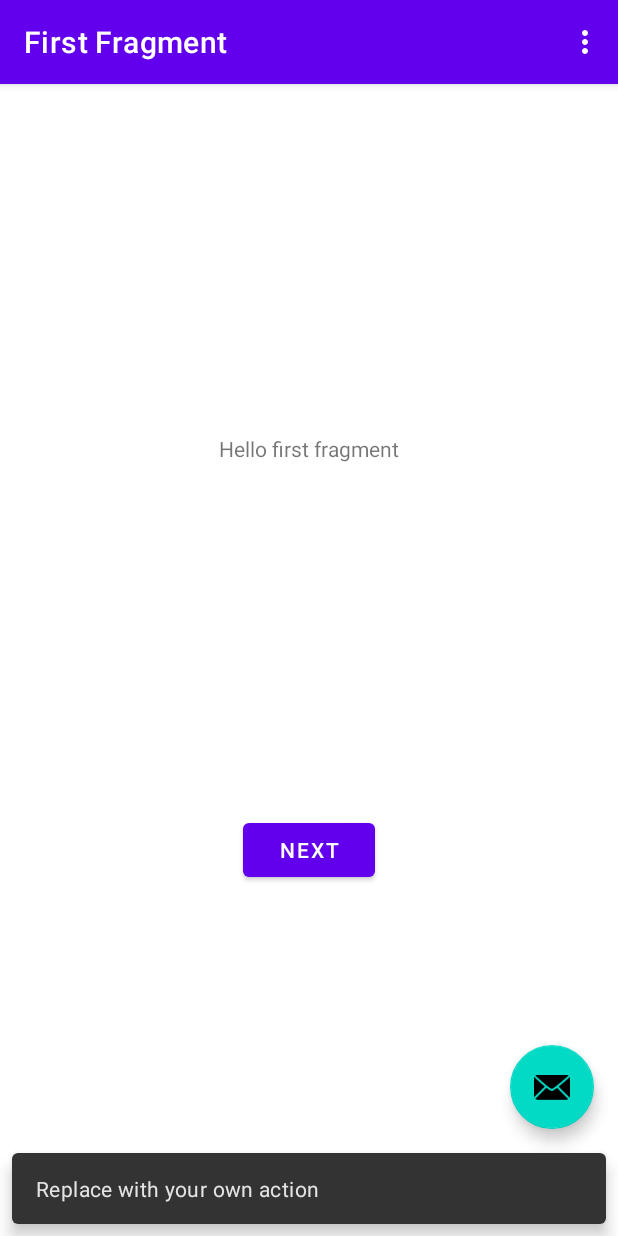
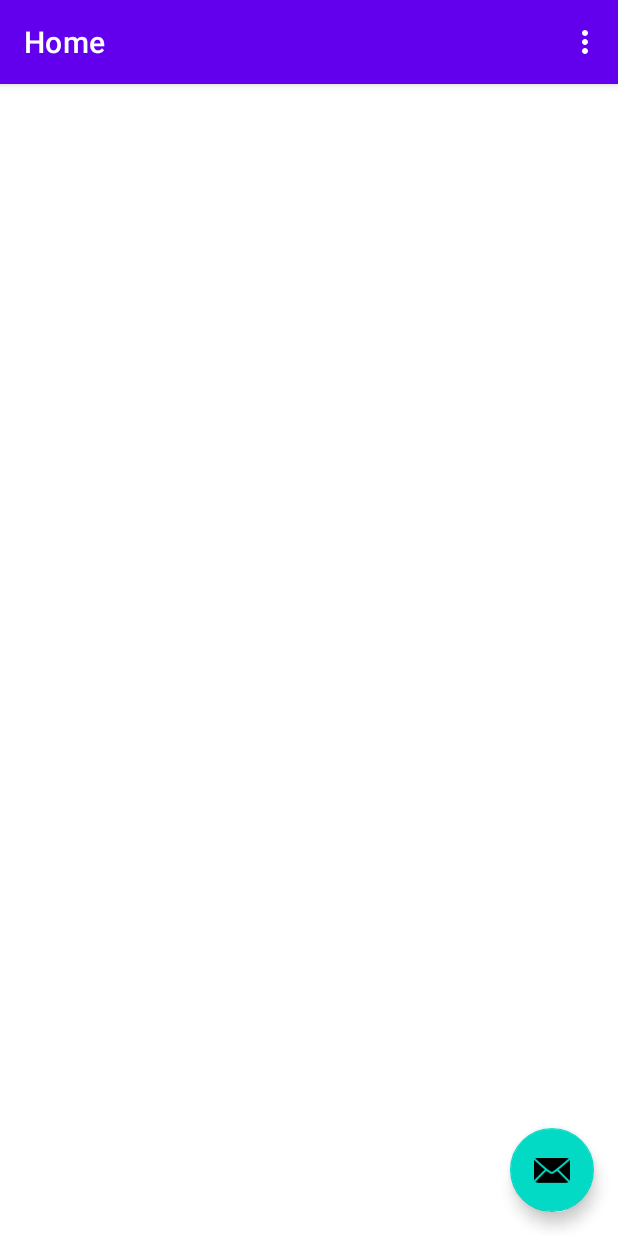
Before and after one commit to SanikaVanjari/NoteApp, an Android app: the screen it shows after launch (MainActivity), after a tap on an icon or button, on a phone screen of 412 x 824 dp. Run offline under Robolectric (Android 15) with nearby library versions, the phone set to English and light mode, and no system bars; our stand-ins replace navigation-ui.

Commit message:
Home screen UI updated

```diff
--- a/app/src/main/java/com/practice/noteapp/FirstFragment.kt
+++ b/app/src/main/java/com/practice/noteapp/HomeFragment.kt
@@ -1,19 +1,20 @@
 package com.practice.noteapp
 
 import android.os.Bundle
-import androidx.fragment.app.Fragment
 import android.view.LayoutInflater
 import android.view.View
 import android.view.ViewGroup
+import androidx.fragment.app.Fragment
 import androidx.navigation.fragment.findNavController
-import com.practice.noteapp.databinding.FragmentFirstBinding
+import com.google.android.material.snackbar.Snackbar
+import com.practice.noteapp.databinding.FragmentHomeBinding
 
 /**
- * A simple [Fragment] subclass as the default destination in the navigation.
+ * Main Screen where all the details would be displayed when filled.
  */
-class FirstFragment : Fragment() {
+class HomeFragment : Fragment() {
 
-    private var _binding: FragmentFirstBinding? = null
+    private var _binding: FragmentHomeBinding? = null
 
     // This property is only valid between onCreateView and
     // onDestroyView.
@@ -24,7 +25,7 @@ class FirstFragment : Fragment() {
         savedInstanceState: Bundle?
     ): View? {
 
-        _binding = FragmentFirstBinding.inflate(inflater, container, false)
+        _binding = FragmentHomeBinding.inflate(inflater, container, false)
         return binding.root
 
     }
@@ -32,8 +33,10 @@ class FirstFragment : Fragment() {
     override fun onViewCreated(view: View, savedInstanceState: Bundle?) {
         super.onViewCreated(view, savedInstanceState)
 
-        binding.buttonFirst.setOnClickListener {
-            findNavController().navigate(R.id.action_FirstFragment_to_SecondFragment)
+        binding.fab.setOnClickListener { _ ->
+//            Snackbar.make(view, "Replace with your own action", Snackbar.LENGTH_LONG)
+//                .setAction("Action", null).show()
+//            findNavController().navigate(R.id.action_FirstFragment_to_SecondFragment)
         }
     }
 
--- a/app/src/main/java/com/practice/noteapp/MainActivity.kt
+++ b/app/src/main/java/com/practice/noteapp/MainActivity.kt
@@ -28,10 +28,6 @@ class MainActivity : AppCompatActivity() {
         appBarConfiguration = AppBarConfiguration(navController.graph)
         setupActionBarWithNavController(navController, appBarConfiguration)
 
-        binding.fab.setOnClickListener { view ->
-            Snackbar.make(view, "Replace with your own action", Snackbar.LENGTH_LONG)
-                .setAction("Action", null).show()
-        }
     }
 
     override fun onCreateOptionsMenu(menu: Menu): Boolean {
--- a/app/src/main/java/com/practice/noteapp/SecondFragment.kt
+++ b/app/src/main/java/com/practice/noteapp/SecondFragment.kt
@@ -32,9 +32,6 @@ class SecondFragment : Fragment() {
     override fun onViewCreated(view: View, savedInstanceState: Bundle?) {
         super.onViewCreated(view, savedInstanceState)
 
-        binding.buttonSecond.setOnClickListener {
-            findNavController().navigate(R.id.action_SecondFragment_to_FirstFragment)
-        }
     }
 
     override fun onDestroyView() {
--- a/app/src/main/res/layout/activity_main.xml
+++ b/app/src/main/res/layout/activity_main.xml
@@ -22,12 +22,4 @@
 
     <include layout="@layout/content_main" />
 
-    <com.google.android.material.floatingactionbutton.FloatingActionButton
-        android:id="@+id/fab"
-        android:layout_width="wrap_content"
-        android:layout_height="wrap_content"
-        android:layout_gravity="bottom|end"
-        android:layout_margin="@dimen/fab_margin"
-        app:srcCompat="@android:drawable/ic_dialog_email" />
-
 </androidx.coordinatorlayout.widget.CoordinatorLayout>
--- a/app/src/main/res/layout/fragment_first.xml
+++ /dev/null
@@ -1,28 +0,0 @@
-<?xml version="1.0" encoding="utf-8"?>
-<androidx.constraintlayout.widget.ConstraintLayout xmlns:android="http://schemas.android.com/apk/res/android"
-    xmlns:app="http://schemas.android.com/apk/res-auto"
-    xmlns:tools="http://schemas.android.com/tools"
-    android:layout_width="match_parent"
-    android:layout_height="match_parent"
-    tools:context=".FirstFragment">
-
-    <TextView
-        android:id="@+id/textview_first"
-        android:layout_width="wrap_content"
-        android:layout_height="wrap_content"
-        android:text="@string/hello_first_fragment"
-        app:layout_constraintBottom_toTopOf="@id/button_first"
-        app:layout_constraintEnd_toEndOf="parent"
-        app:layout_constraintStart_toStartOf="parent"
-        app:layout_constraintTop_toTopOf="parent" />
-
-    <Button
-        android:id="@+id/button_first"
-        android:layout_width="wrap_content"
-        android:layout_height="wrap_content"
-        android:text="@string/next"
-        app:layout_constraintBottom_toBottomOf="parent"
-        app:layout_constraintEnd_toEndOf="parent"
-        app:layout_constraintStart_toStartOf="parent"
-        app:layout_constraintTop_toBottomOf="@id/textview_first" />
-</androidx.constraintlayout.widget.ConstraintLayout>
--- /dev/null
+++ b/app/src/main/res/layout/fragment_home.xml
@@ -0,0 +1,18 @@
+<?xml version="1.0" encoding="utf-8"?>
+<androidx.coordinatorlayout.widget.CoordinatorLayout xmlns:android="http://schemas.android.com/apk/res/android"
+    xmlns:app="http://schemas.android.com/apk/res-auto"
+    xmlns:tools="http://schemas.android.com/tools"
+    android:layout_width="match_parent"
+    android:layout_height="match_parent"
+    tools:context=".HomeFragment">
+
+
+    <com.google.android.material.floatingactionbutton.FloatingActionButton
+        android:id="@+id/fab"
+        android:layout_width="wrap_content"
+        android:layout_height="wrap_content"
+        android:layout_gravity="bottom|end"
+        android:layout_margin="@dimen/fab_margin"
+        app:srcCompat="@android:drawable/ic_dialog_email" />
+
+</androidx.coordinatorlayout.widget.CoordinatorLayout>
--- a/app/src/main/res/navigation/nav_graph.xml
+++ b/app/src/main/res/navigation/nav_graph.xml
@@ -7,9 +7,9 @@
 
     <fragment
         android:id="@+id/FirstFragment"
-        android:name="com.practice.noteapp.FirstFragment"
+        android:name="com.practice.noteapp.HomeFragment"
         android:label="@string/first_fragment_label"
-        tools:layout="@layout/fragment_first">
+        tools:layout="@layout/fragment_home">
 
         <action
             android:id="@+id/action_FirstFragment_to_SecondFragment"
--- a/app/src/main/res/values/strings.xml
+++ b/app/src/main/res/values/strings.xml
@@ -1,11 +1,8 @@
 <resources>
     <string name="action_settings">Settings</string>
     <!-- Strings used for fragments for navigation -->
-    <string name="first_fragment_label">First Fragment</string>
+    <string name="first_fragment_label">Home</string>
     <string name="second_fragment_label">Second Fragment</string>
     <string name="next">Next</string>
     <string name="previous">Previous</string>
-
-    <string name="hello_first_fragment">Hello first fragment</string>
-    <string name="hello_second_fragment">Hello second fragment. Arg: %1$s</string>
 </resources>
```
Also changed, not shown: app/src/main/res/layout/fragment_second.xml (+1 -21 lines).
